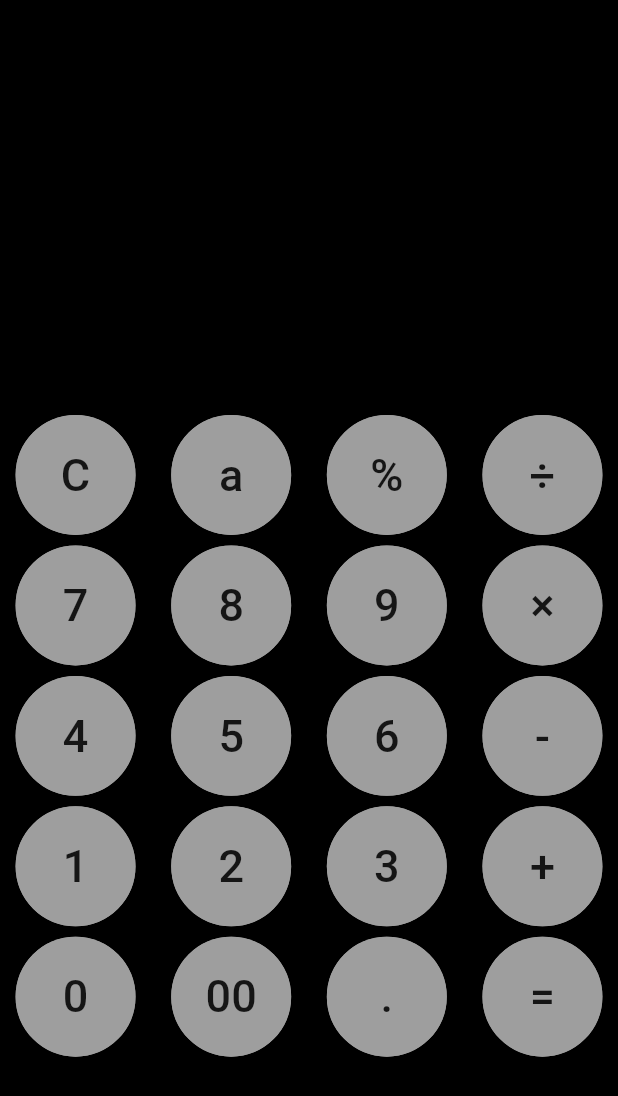
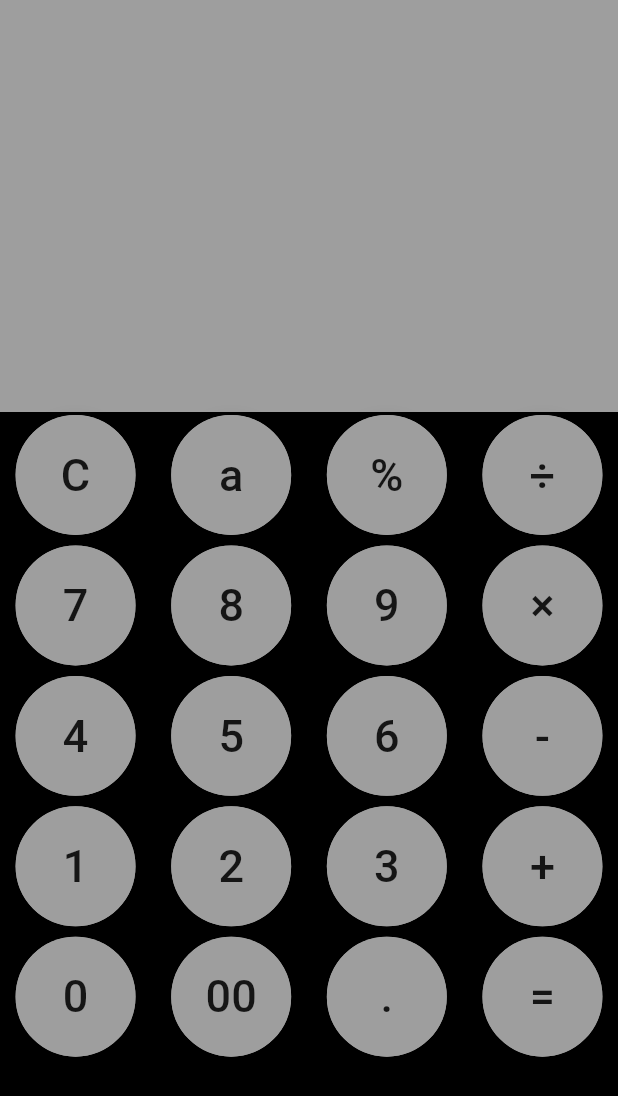
Before and after one commit to hiro13255/flutter-clac-app, a Flutter app: the screen it shows after launch, on a phone screen of 412 x 824 dp. Shown: the top 1096 px of the screen. Run offline on Flutter 3.47's test engine with Material 2 defaults, Android fonts, the phone set to English and light mode, and no system bars.

Commit message:
表示領域の色変更

```diff
--- a/lib/top_page.dart
+++ b/lib/top_page.dart
@@ -32,11 +32,12 @@ class _ResultFieldState extends State<ResultField> {
     return Expanded(
       flex: 1,
       child: Container(
+        color: Colors.grey,
         child: Align(
           alignment: Alignment.centerRight,
           child: Text(
             _figure,
-            style: TextStyle(fontSize: 60, color: Colors.white),
+            style: TextStyle(fontSize: 60, color: Colors.black),
           ),
         ),
       ),
```
